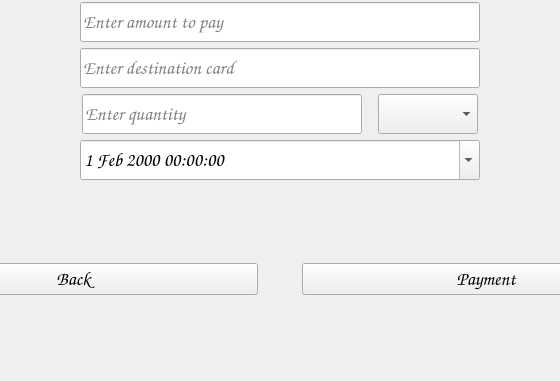
Before: the Qt Designer form frontend/menus/NewPaymentMenu/newpaymentmenu.ui in grytsiuko/QuadroBank, drawn with Qt 5; both pictures show x 121 to 681 and y 219 to 600 of the 800 by 600 pixel window.
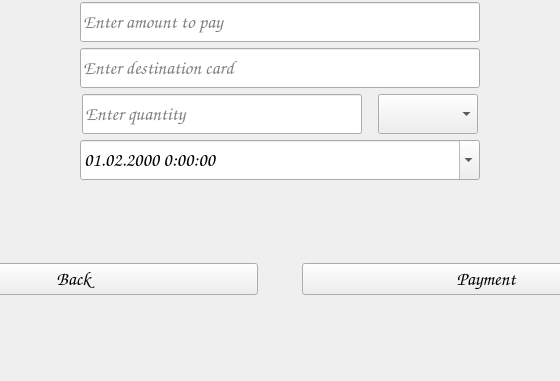
After: the same form once the commit is applied.

What changed in the file:
```diff
--- a/frontend/menus/NewPaymentMenu/newpaymentmenu.ui
+++ b/frontend/menus/NewPaymentMenu/newpaymentmenu.ui
@@ -323,6 +323,9 @@
           <day>1</day>
          </date>
         </property>
+        <property name="displayFormat">
+         <string>dd.MM.yyyy H:mm:ss</string>
+        </property>
         <property name="calendarPopup">
          <bool>true</bool>
         </property>
```
